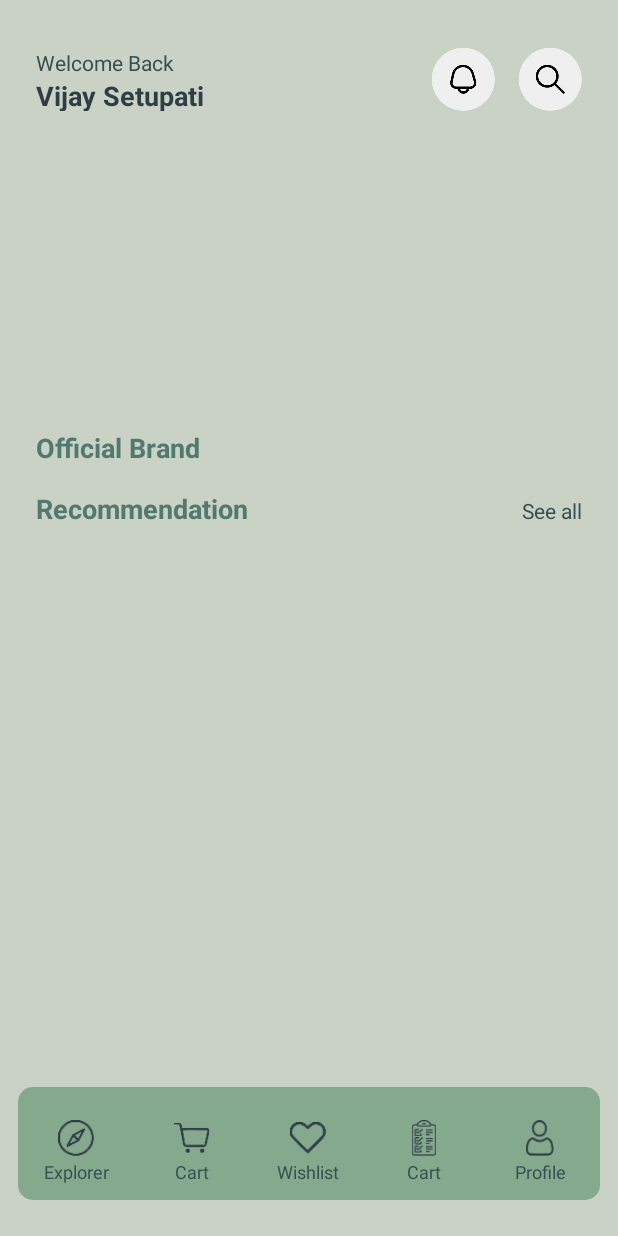
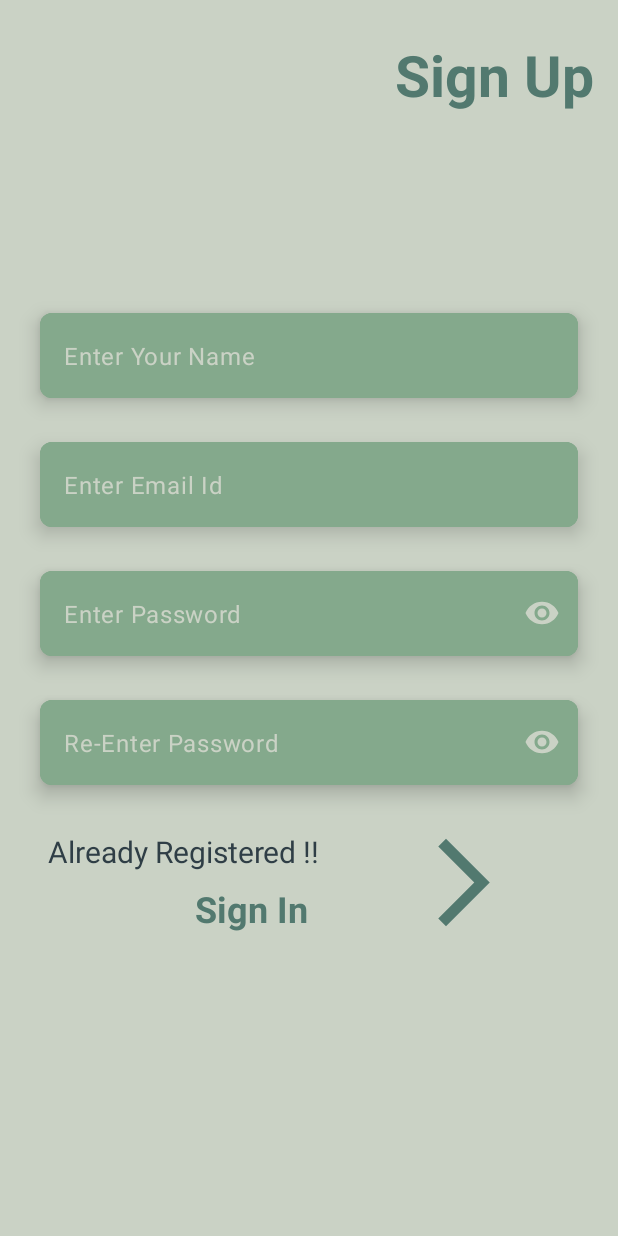
Before and after one commit to RitikRaaj77/UrbanStep, an Android app: the screen it shows after launch (MainActivity before the commit, SignUpActivity after it), after a tap on "LET'S GET STARTED", on a phone screen of 412 x 824 dp. Run offline under Robolectric (Android 15) with nearby library versions, the phone set to English and light mode, and no system bars; our stand-ins replace Firebase (no records; nobody signed in at launch, a user with empty details on screens opened directly); plain views replace DotsIndicator.

Commit message:
version 2

```diff
--- a/app/build.gradle.kts
+++ b/app/build.gradle.kts
@@ -47,6 +47,8 @@ dependencies {
     implementation(libs.androidx.activity)
     implementation(libs.androidx.constraintlayout)
     implementation(libs.firebase.database.ktx)
+    implementation(libs.firebase.auth)
+    implementation(libs.firebase.database)
     testImplementation(libs.junit)
     androidTestImplementation(libs.androidx.junit)
     androidTestImplementation(libs.androidx.espresso.core)
@@ -68,5 +70,8 @@ dependencies {
     implementation(platform("com.google.firebase:firebase-bom:33.2.0"))
     implementation("com.google.firebase:firebase-analytics")
 
+    implementation ("com.razorpay:checkout:1.6.40")
+    implementation ("com.airbnb.android:lottie:6.5.2")
+
 
 }
--- a/app/src/main/java/com/example/urbanstep/activity/IntroActivity.kt
+++ b/app/src/main/java/com/example/urbanstep/activity/IntroActivity.kt
@@ -3,6 +3,7 @@ package com.example.urbanstep.activity
 import android.content.Intent
 import android.os.Bundle
 import android.widget.Button
+import android.widget.TextView
 import androidx.activity.enableEdgeToEdge
 import androidx.core.view.ViewCompat
 import androidx.core.view.WindowInsetsCompat
@@ -19,7 +20,10 @@ class IntroActivity : BaseActivity() {
             insets
         }
         findViewById<Button>(R.id.button).setOnClickListener {
-            startActivity(Intent(this@IntroActivity, MainActivity::class.java))
+            startActivity(Intent(this, SignUpActivity::class.java))
+        }
+        findViewById<TextView>(R.id.textView).setOnClickListener {
+            startActivity(Intent(this, SignInActivity::class.java))
         }
     }
 }
--- /dev/null
+++ b/app/src/main/java/com/example/urbanstep/activity/SignUpActivity.kt
@@ -0,0 +1,86 @@
+package com.example.urbanstep.activity
+
+import android.content.Context
+import android.content.Intent
+import android.os.Bundle
+import android.view.View
+import android.view.inputmethod.InputMethodManager
+import android.widget.TextView
+import android.widget.Toast
+import androidx.activity.enableEdgeToEdge
+import androidx.appcompat.app.AppCompatActivity
+import androidx.core.view.ViewCompat
+import androidx.core.view.WindowInsetsCompat
+import com.example.urbanstep.R
+import com.example.urbanstep.databinding.ActivitySignUpBinding
+import com.google.firebase.auth.FirebaseAuth
+import com.google.firebase.database.DatabaseReference
+import com.google.firebase.database.FirebaseDatabase
+
+class SignUpActivity : AppCompatActivity() {
+
+    private lateinit var auth: FirebaseAuth
+    private lateinit var binding: ActivitySignUpBinding
+    private lateinit var mDatabaseReference: DatabaseReference
+
+    override fun onCreate(savedInstanceState: Bundle?) {
+        super.onCreate(savedInstanceState)
+        enableEdgeToEdge()
+        binding = ActivitySignUpBinding.inflate(layoutInflater)
+        setContentView(binding.root)
+
+        auth = FirebaseAuth.getInstance()
+        binding.btnIn.setOnClickListener {
+            val name = binding.nameTxt.text.toString()
+            val email = binding.emailTxt.text.toString()
+            val password = binding.pswdTxt.text.toString()
+            val rePassword = binding.rePswdTxt.text.toString()
+
+
+            signUp(email, password, rePassword, name)
+            hideKeyboard(this,binding.btnIn)
+        }
+        binding.authSignInTxt.setOnClickListener {
+            val i = Intent(this, SignInActivity::class.java)
+            finish()
+            startActivity(i)
+        }
+    }
+
+    private fun signUp(email: String, password: String, rePassword: String, name: String) {
+        binding.pb1.visibility = View.VISIBLE
+        if (password == rePassword) {
+            auth.createUserWithEmailAndPassword(email, rePassword)
+                .addOnCompleteListener(this) { task ->
+                    if (task.isSuccessful) {
+                        //addUserToDataBase(name, email, auth.currentUser?.uid!!)
+                        val i = Intent(this@SignUpActivity, MainActivity::class.java)
+                        finish()
+                        startActivity(i)
+                    } else {
+                        Toast.makeText(
+                            baseContext,
+                            "Authentication failed.",
+                            Toast.LENGTH_SHORT,
+                        ).show()
+                    }
+                    binding.pb1.visibility = View.GONE
+                }
+        } else {
+            Toast.makeText(this, "Re-entered password is not same", Toast.LENGTH_SHORT).show()
+        }
+    }
+
+    //    private fun addUserToDataBase(name: String, email: String, uid: String?) {
+//        mDatabaseReference = FirebaseDatabase.getInstance().getReference()
+//        mDatabaseReference.child("user").child(uid!!).setValue(User(name, email, uid))
+//    }
+    fun hideKeyboard(context: Context, view: View) {
+        val imm = context.getSystemService(Context.INPUT_METHOD_SERVICE)
+                as InputMethodManager
+        imm.hideSoftInputFromWindow(
+            view.windowToken,
+            0
+        )
+    }
+}
--- /dev/null
+++ b/app/src/main/res/drawable/baseline_arrow_forward_ios_24.xml
@@ -0,0 +1,5 @@
+<vector xmlns:android="http://schemas.android.com/apk/res/android" android:autoMirrored="true" android:height="24dp" android:tint="#000000" android:viewportHeight="24" android:viewportWidth="24" android:width="24dp">
+
+    <path android:fillColor="@android:color/white" android:pathData="M6.23,20.23l1.77,1.77l10,-10l-10,-10l-1.77,1.77l8.23,8.23z"/>
+
+</vector>
--- a/app/src/main/res/layout/activity_main.xml
+++ b/app/src/main/res/layout/activity_main.xml
@@ -343,7 +343,7 @@
                         android:layout_width="match_parent"
                         android:layout_height="wrap_content"
                         android:layout_marginTop="2dp"
-                        android:text="Cart"
+                        android:text="My Orders"
                         android:textAlignment="center"
                         android:textColor="@color/shade4"
                         android:textSize="12sp" />
--- /dev/null
+++ b/app/src/main/res/layout/activity_sign_up.xml
@@ -0,0 +1,244 @@
+<?xml version="1.0" encoding="utf-8"?>
+<androidx.constraintlayout.widget.ConstraintLayout xmlns:android="http://schemas.android.com/apk/res/android"
+    xmlns:app="http://schemas.android.com/apk/res-auto"
+    xmlns:tools="http://schemas.android.com/tools"
+    android:id="@+id/main"
+    android:layout_width="match_parent"
+    android:layout_height="match_parent"
+    android:background="@color/shade1"
+    tools:context=".activity.SignUpActivity">
+
+    <FrameLayout
+        android:layout_width="match_parent"
+        android:layout_height="match_parent">
+
+        <androidx.constraintlayout.widget.ConstraintLayout
+            android:layout_width="match_parent"
+            android:layout_height="match_parent">
+
+            <TextView
+                android:layout_width="wrap_content"
+                android:layout_height="wrap_content"
+                android:layout_marginTop="24dp"
+                android:layout_marginEnd="16dp"
+                android:text="Sign Up"
+                android:textColor="@color/shade3"
+                android:textSize="38sp"
+                android:textStyle="bold"
+                app:layout_constraintEnd_toEndOf="parent"
+                app:layout_constraintTop_toTopOf="parent" />
+
+            <com.google.android.material.card.MaterialCardView
+                android:id="@+id/card4"
+                android:layout_width="match_parent"
+                android:layout_height="wrap_content"
+                android:layout_marginStart="16dp"
+                android:layout_marginEnd="16dp"
+                app:cardBackgroundColor="@color/shade2"
+                app:strokeWidth="0dp"
+                app:cardCornerRadius="8dp"
+                app:cardElevation="8dp"
+                app:cardUseCompatPadding="true"
+                app:layout_constraintBottom_toTopOf="@+id/card1"
+                app:layout_constraintEnd_toEndOf="parent"
+                app:layout_constraintStart_toStartOf="parent">
+
+                <com.google.android.material.textfield.TextInputLayout
+                    android:layout_width="match_parent"
+                    android:layout_height="wrap_content"
+                    android:background="@color/shade2"
+                    app:boxStrokeWidth="0dp"
+                    app:boxStrokeWidthFocused="0dp"
+                    app:hintEnabled="false">
+
+                    <com.google.android.material.textfield.TextInputEditText
+                        android:id="@+id/nameTxt"
+                        android:layout_width="match_parent"
+                        android:layout_height="match_parent"
+                        android:background="@color/shade2"
+                        android:hint="Enter Your Name"
+                        android:inputType="textPersonName"
+                        android:textColor="@color/shade1"
+                        android:textColorHint="@color/shade1"
+                        android:textCursorDrawable="@null" />
+
+                </com.google.android.material.textfield.TextInputLayout>
+
+            </com.google.android.material.card.MaterialCardView>
+
+            <com.google.android.material.card.MaterialCardView
+                android:id="@+id/card1"
+                android:layout_width="match_parent"
+                android:layout_height="wrap_content"
+                android:layout_marginStart="16dp"
+                android:layout_marginTop="280dp"
+                android:layout_marginEnd="16dp"
+                app:cardBackgroundColor="@color/shade2"
+                app:strokeWidth="0dp"
+                app:cardCornerRadius="8dp"
+                app:cardElevation="8dp"
+
+                android:outlineAmbientShadowColor="@color/shade1"
+                app:cardUseCompatPadding="true"
+                app:layout_constraintEnd_toEndOf="parent"
+                app:layout_constraintStart_toStartOf="parent"
+                app:layout_constraintTop_toTopOf="parent">
+
+                <com.google.android.material.textfield.TextInputLayout
+                    android:layout_width="match_parent"
+                    android:layout_height="wrap_content"
+                    android:background="@color/shade2"
+                    app:boxStrokeWidth="0dp"
+                    app:boxStrokeWidthFocused="0dp"
+                    app:hintEnabled="false">
+
+                    <com.google.android.material.textfield.TextInputEditText
+                        android:id="@+id/emailTxt"
+                        android:textCursorDrawable="@null"
+                        android:textColorHint="@color/shade1"
+                        android:textColor="@color/shade1"
+                        android:layout_width="match_parent"
+                        android:layout_height="match_parent"
+                        android:background="@color/shade2"
+                        android:hint="Enter Email Id"
+                        android:inputType="textEmailAddress" />
+
+                </com.google.android.material.textfield.TextInputLayout>
+
+            </com.google.android.material.card.MaterialCardView>
+
+            <com.google.android.material.card.MaterialCardView
+                android:id="@+id/card2"
+                android:layout_width="match_parent"
+                android:layout_height="wrap_content"
+                android:layout_marginStart="16dp"
+                android:layout_marginEnd="16dp"
+                app:cardBackgroundColor="@color/shade2"
+                app:strokeWidth="0dp"
+                app:cardCornerRadius="8dp"
+                app:cardElevation="8dp"
+                app:cardUseCompatPadding="true"
+                app:layout_constraintEnd_toEndOf="parent"
+                app:layout_constraintStart_toStartOf="parent"
+                app:layout_constraintTop_toBottomOf="@+id/card1">
+
+                <com.google.android.material.textfield.TextInputLayout
+                    android:layout_width="match_parent"
+                    android:layout_height="match_parent"
+                    android:background="@color/shade2"
+                    app:boxStrokeWidth="0dp"
+                    app:passwordToggleEnabled="true"
+                    app:passwordToggleTint="@color/shade1"
+                    app:boxStrokeWidthFocused="0dp"
+                    app:hintEnabled="false">
+
+                    <com.google.android.material.textfield.TextInputEditText
+                        android:id="@+id/pswdTxt"
+                        android:textCursorDrawable="@null"
+                        android:textColorHint="@color/shade1"
+                        android:textColor="@color/shade1"
+                        android:layout_width="match_parent"
+                        android:layout_height="match_parent"
+                        android:background="@color/shade2"
+                        android:hint="Enter Password"
+                        android:inputType="textPassword" />
+
+                </com.google.android.material.textfield.TextInputLayout>
+
+            </com.google.android.material.card.MaterialCardView>
+
+            <com.google.android.material.card.MaterialCardView
+                android:id="@+id/card3"
+                android:layout_width="match_parent"
+                android:layout_height="wrap_content"
+                android:layout_marginStart="16dp"
+                android:layout_marginEnd="16dp"
+                app:cardBackgroundColor="@color/shade2"
+                app:strokeWidth="0dp"
+                app:cardCornerRadius="8dp"
+                app:cardElevation="8dp"
+                app:cardUseCompatPadding="true"
+                app:layout_constraintEnd_toEndOf="parent"
+                app:layout_constraintStart_toStartOf="parent"
+                app:layout_constraintTop_toBottomOf="@+id/card2">
+
+                <com.google.android.material.textfield.TextInputLayout
+                    android:layout_width="match_parent"
+                    android:layout_height="match_parent"
+                    android:background="@color/shade2"
+                    app:boxStrokeWidth="0dp"
+                    app:boxStrokeWidthFocused="0dp"
+                    app:hintEnabled="false"
+                    app:passwordToggleEnabled="true"
+                    app:passwordToggleTint="@color/shade1">
+
+                    <com.google.android.material.textfield.TextInputEditText
+                        android:id="@+id/rePswdTxt"
+                        android:layout_width="match_parent"
+                        android:layout_height="match_parent"
+                        android:background="@color/shade2"
+                        android:hint="Re-Enter Password"
+                        android:inputType="textPassword"
+                        android:textColor="@color/shade1"
+                        android:textColorHint="@color/shade1"
+                        android:textCursorDrawable="@null" />
+
+                </com.google.android.material.textfield.TextInputLayout>
+
+            </com.google.android.material.card.MaterialCardView>
+
+            <TextView
+                android:id="@+id/textView"
+                android:textColor="@color/shade5"
+                android:layout_width="wrap_content"
+                android:layout_height="wrap_content"
+                android:layout_margin="16dp"
+                android:text="Already Registered !!"
+                android:textSize="20sp"
+                app:layout_constraintStart_toStartOf="@+id/card3"
+                app:layout_constraintTop_toBottomOf="@+id/card3" />
+
+            <TextView
+                android:id="@+id/authSignInTxt"
+                android:layout_width="wrap_content"
+                android:layout_height="wrap_content"
+                android:layout_margin="8dp"
+                android:text="Sign In"
+                android:textColor="@color/shade3"
+                android:textSize="24sp"
+                android:textStyle="bold"
+                android:background="?android:attr/selectableItemBackgroundBorderless"
+                app:layout_constraintEnd_toEndOf="@+id/textView"
+                app:layout_constraintTop_toBottomOf="@+id/textView" />
+
+            <androidx.appcompat.widget.AppCompatButton
+                android:id="@+id/btnIn"
+                android:layout_width="70dp"
+                android:layout_height="70dp"
+                android:background="@drawable/baseline_arrow_forward_ios_24"
+                android:backgroundTint="@color/shade3"
+                app:layout_constraintBottom_toBottomOf="@+id/authSignInTxt"
+                app:layout_constraintEnd_toEndOf="parent"
+                app:layout_constraintStart_toEndOf="@+id/authSignInTxt"
+                app:layout_constraintTop_toTopOf="@+id/textView" />
+
+            <com.airbnb.lottie.LottieAnimationView
+                android:id="@+id/pb1"
+                android:visibility="gone"
+                android:layout_marginTop="10dp"
+                android:layout_width="80dp"
+                android:layout_height="80dp"
+                app:layout_constraintEnd_toEndOf="parent"
+                app:layout_constraintStart_toStartOf="parent"
+                app:layout_constraintTop_toBottomOf="@+id/authSignInTxt"
+                app:lottie_autoPlay="true"
+                app:lottie_loop="true"
+                app:lottie_rawRes="@raw/progress" />
+
+        </androidx.constraintlayout.widget.ConstraintLayout>
+
+
+
+    </FrameLayout>
+
+</androidx.constraintlayout.widget.ConstraintLayout>
--- a/app/src/main/res/values/strings.xml
+++ b/app/src/main/res/values/strings.xml
@@ -2,5 +2,6 @@
     <string name="app_name">Urban Step</string>
     <string name="intro_title"><font color="#52796F">Step into your</font><font color="#354F52"> style\n A world of shoes</font> </string>
     <string name="intro_text">Browse the latest style from top brands\n Get personalized recommendations.</string>
-    <string name="intro_login"><font color="#52796F">Already have an account?</font><font color="#354F52"> <b>Sign in</b></font> </string>
+    <string name="intro_login"><font color="#52796F">Already have an account?</font></string>
+    <string name="signIn"><font color="#354F52"> <b>Sign in</b></font> </string>
 </resources>
--- a/gradle/libs.versions.toml
+++ b/gradle/libs.versions.toml
@@ -10,6 +10,8 @@ material = "1.12.0"
 activity = "1.9.1"
 constraintlayout = "2.1.4"
 firebaseDatabaseKtx = "21.0.0"
+firebaseAuth = "23.0.0"
+firebaseDatabase = "21.0.0"
 
 [libraries]
 androidx-core-ktx = { group = "androidx.core", name = "core-ktx", version.ref = "coreKtx" }
@@ -21,6 +23,8 @@ material = { group = "com.google.android.material", name = "material", version.r
 androidx-activity = { group = "androidx.activity", name = "activity", version.ref = "activity" }
 androidx-constraintlayout = { group = "androidx.constraintlayout", name = "constraintlayout", version.ref = "constraintlayout" }
 firebase-database-ktx = { group = "com.google.firebase", name = "firebase-database-ktx", version.ref = "firebaseDatabaseKtx" }
+firebase-auth = { group = "com.google.firebase", name = "firebase-auth", version.ref = "firebaseAuth" }
+firebase-database = { group = "com.google.firebase", name = "firebase-database", version.ref = "firebaseDatabase" }
 
 [plugins]
 android-application = { id = "com.android.application", version.ref = "agp" }
```
Also changed, not shown: app/src/main/AndroidManifest.xml (+10 -0 lines), app/src/main/java/com/example/urbanstep/activity/CartActivity.kt (+75 -1 lines), app/src/main/java/com/example/urbanstep/activity/SignInActivity.kt (added, +80 -0 lines), app/src/main/res/layout/activity_intro.xml (+30 -9 lines), app/src/main/res/layout/activity_signin.xml (added, +153 -0 lines), app/src/main/res/raw/progress.json (added, +1 -0 lines), app/src/main/java/com/example/urbanstep/Helper/TinyDB.java (line endings or trailing spaces), 1 other file.
